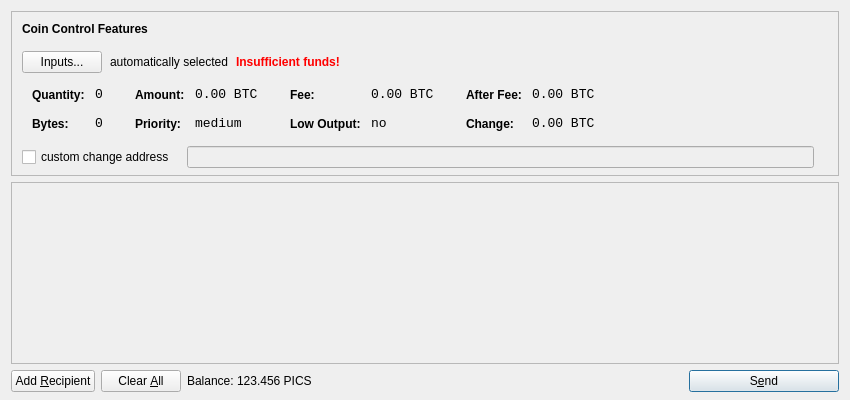
minblock/picscoin, file src/qt/forms/sendcoinsdialog.ui: the form before one commit.
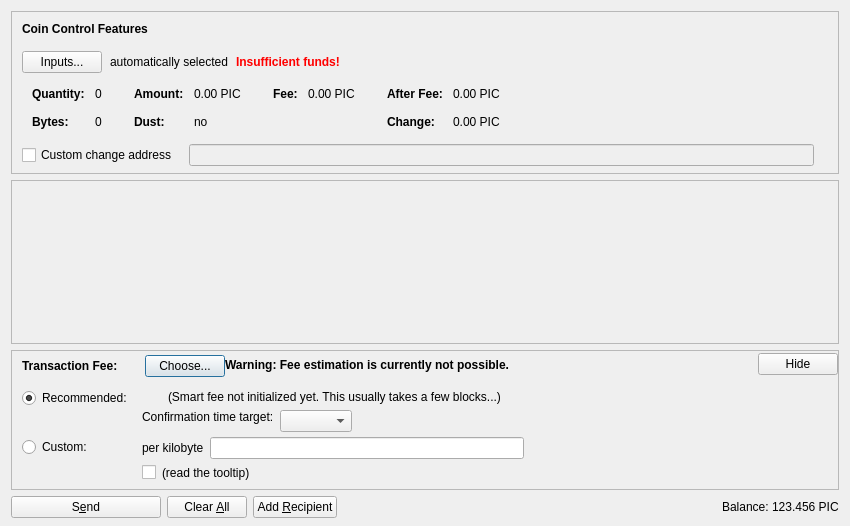
The form after the commit. Icons and pictures are not drawn. Custom widgets are drawn as their Qt base class.

```diff
--- a/src/qt/forms/sendcoinsdialog.ui
+++ b/src/qt/forms/sendcoinsdialog.ui
@@ -7,13 +7,13 @@
     <x>0</x>
     <y>0</y>
     <width>850</width>
-    <height>400</height>
+    <height>526</height>
    </rect>
   </property>
   <property name="windowTitle">
    <string>Send Coins</string>
   </property>
-  <layout class="QVBoxLayout" name="verticalLayout" stretch="0,1,0">
+  <layout class="QVBoxLayout" name="verticalLayout" stretch="0,1,0,0">
    <property name="bottomMargin">
     <number>8</number>
    </property>
@@ -39,7 +39,7 @@
      </property>
      <layout class="QVBoxLayout" name="verticalLayoutCoinControl2">
       <property name="spacing">
-       <number>-1</number>
+       <number>0</number>
       </property>
       <property name="leftMargin">
        <number>0</number>
@@ -109,6 +109,9 @@
             <property name="text">
              <string>Inputs...</string>
             </property>
+            <property name="autoDefault">
+             <bool>false</bool>
+            </property>
            </widget>
           </item>
           <item>
@@ -173,7 +176,16 @@
            <string notr="true"/>
           </property>
           <layout class="QHBoxLayout" name="horizontalLayoutCoinControl5">
-           <property name="margin">
+           <property name="leftMargin">
+            <number>0</number>
+           </property>
+           <property name="topMargin">
+            <number>0</number>
+           </property>
+           <property name="rightMargin">
+            <number>0</number>
+           </property>
+           <property name="bottomMargin">
             <number>0</number>
            </property>
            <item>
@@ -206,8 +218,11 @@
                </property>
                <item row="0" column="0">
                 <widget class="QLabel" name="labelCoinControlQuantityText">
-                 <property name="styleSheet">
-                  <string notr="true">font-weight:bold;</string>
+                 <property name="font">
+                  <font>
+                   <weight>75</weight>
+                   <bold>true</bold>
+                  </font>
                  </property>
                  <property name="text">
                   <string>Quantity:</string>
@@ -219,12 +234,6 @@
                </item>
                <item row="0" column="1">
                 <widget class="QLabel" name="labelCoinControlQuantity">
-                 <property name="font">
-                  <font>
-                   <family>Monospace</family>
-                   <pointsize>10</pointsize>
-                  </font>
-                 </property>
                  <property name="cursor">
                   <cursorShape>IBeamCursor</cursorShape>
                  </property>
@@ -244,8 +253,11 @@
                </item>
                <item row="1" column="0">
                 <widget class="QLabel" name="labelCoinControlBytesText">
-                 <property name="styleSheet">
-                  <string notr="true">font-weight:bold;</string>
+                 <property name="font">
+                  <font>
+                   <weight>75</weight>
+                   <bold>true</bold>
+                  </font>
                  </property>
                  <property name="text">
                   <string>Bytes:</string>
@@ -254,12 +266,6 @@
                </item>
                <item row="1" column="1">
                 <widget class="QLabel" name="labelCoinControlBytes">
-                 <property name="font">
-                  <font>
-                   <family>Monospace</family>
-                   <pointsize>10</pointsize>
-                  </font>
-                 </property>
                  <property name="cursor">
                   <cursorShape>IBeamCursor</cursorShape>
                  </property>
@@ -295,8 +301,11 @@
                </property>
                <item row="0" column="0">
                 <widget class="QLabel" name="labelCoinControlAmountText">
-                 <property name="styleSheet">
-                  <string notr="true">font-weight:bold;</string>
+                 <property name="font">
+                  <font>
+                   <weight>75</weight>
+                   <bold>true</bold>
+                  </font>
                  </property>
                  <property name="text">
                   <string>Amount:</string>
@@ -308,12 +317,6 @@
                </item>
                <item row="0" column="1">
                 <widget class="QLabel" name="labelCoinControlAmount">
-                 <property name="font">
-                  <font>
-                   <family>Monospace</family>
-                   <pointsize>10</pointsize>
-                  </font>
-                 </property>
                  <property name="cursor">
                   <cursorShape>IBeamCursor</cursorShape>
                  </property>
@@ -321,7 +324,7 @@
                   <enum>Qt::ActionsContextMenu</enum>
                  </property>
                  <property name="text">
-                  <string notr="true">0.00 BTC</string>
+                  <string notr="true">0.00 PIC</string>
                  </property>
                  <property name="textInteractionFlags">
                   <set>Qt::LinksAccessibleByMouse|Qt::TextSelectableByKeyboard|Qt::TextSelectableByMouse</set>
@@ -329,23 +332,20 @@
                 </widget>
                </item>
                <item row="1" column="0">
-                <widget class="QLabel" name="labelCoinControlPriorityText">
-                 <property name="styleSheet">
-                  <string notr="true">font-weight:bold;</string>
+                <widget class="QLabel" name="labelCoinControlLowOutputText">
+                 <property name="font">
+                  <font>
+                   <weight>75</weight>
+                   <bold>true</bold>
+                  </font>
                  </property>
                  <property name="text">
-                  <string>Priority:</string>
+                  <string>Dust:</string>
                  </property>
                 </widget>
                </item>
                <item row="1" column="1">
-                <widget class="QLabel" name="labelCoinControlPriority">
-                 <property name="font">
-                  <font>
-                   <family>Monospace</family>
-                   <pointsize>10</pointsize>
-                  </font>
-                 </property>
+                <widget class="QLabel" name="labelCoinControlLowOutput">
                  <property name="cursor">
                   <cursorShape>IBeamCursor</cursorShape>
                  </property>
@@ -353,7 +353,7 @@
                   <enum>Qt::ActionsContextMenu</enum>
                  </property>
                  <property name="text">
-                  <string>medium</string>
+                  <string notr="true">no</string>
                  </property>
                  <property name="textInteractionFlags">
                   <set>Qt::LinksAccessibleByMouse|Qt::TextSelectableByKeyboard|Qt::TextSelectableByMouse</set>
@@ -381,8 +381,11 @@
                </property>
                <item row="0" column="0">
                 <widget class="QLabel" name="labelCoinControlFeeText">
-                 <property name="styleSheet">
-                  <string notr="true">font-weight:bold;</string>
+                 <property name="font">
+                  <font>
+                   <weight>75</weight>
+                   <bold>true</bold>
+                  </font>
                  </property>
                  <property name="text">
                   <string>Fee:</string>
@@ -394,12 +397,6 @@
                </item>
                <item row="0" column="1">
                 <widget class="QLabel" name="labelCoinControlFee">
-                 <property name="font">
-                  <font>
-                   <family>Monospace</family>
-                   <pointsize>10</pointsize>
-                  </font>
-                 </property>
                  <property name="cursor">
                   <cursorShape>IBeamCursor</cursorShape>
                  </property>
@@ -407,39 +404,7 @@
                   <enum>Qt::ActionsContextMenu</enum>
                  </property>
                  <property name="text">
-                  <string notr="true">0.00 BTC</string>
-                 </property>
-                 <property name="textInteractionFlags">
-                  <set>Qt::LinksAccessibleByMouse|Qt::TextSelectableByKeyboard|Qt::TextSelectableByMouse</set>
-                 </property>
-                </widget>
-               </item>
-               <item row="1" column="0">
-                <widget class="QLabel" name="labelCoinControlLowOutputText">
-                 <property name="styleSheet">
-                  <string notr="true">font-weight:bold;</string>
-                 </property>
-                 <property name="text">
-                  <string>Low Output:</string>
-                 </property>
-                </widget>
-               </item>
-               <item row="1" column="1">
-                <widget class="QLabel" name="labelCoinControlLowOutput">
-                 <property name="font">
-                  <font>
-                   <family>Monospace</family>
-                   <pointsize>10</pointsize>
-                  </font>
-                 </property>
-                 <property name="cursor">
-                  <cursorShape>IBeamCursor</cursorShape>
-                 </property>
-                 <property name="contextMenuPolicy">
-                  <enum>Qt::ActionsContextMenu</enum>
-                 </property>
-                 <property name="text">
-                  <string>no</string>
+                  <string notr="true">0.00 PIC</string>
                  </property>
                  <property name="textInteractionFlags">
                   <set>Qt::LinksAccessibleByMouse|Qt::TextSelectableByKeyboard|Qt::TextSelectableByMouse</set>
@@ -467,8 +432,11 @@
                </property>
                <item row="0" column="0">
                 <widget class="QLabel" name="labelCoinControlAfterFeeText">
-                 <property name="styleSheet">
-                  <string notr="true">font-weight:bold;</string>
+                 <property name="font">
+                  <font>
+                   <weight>75</weight>
+                   <bold>true</bold>
+                  </font>
                  </property>
                  <property name="text">
                   <string>After Fee:</string>
@@ -480,12 +448,6 @@
                </item>
                <item row="0" column="1">
                 <widget class="QLabel" name="labelCoinControlAfterFee">
-                 <property name="font">
-                  <font>
-                   <family>Monospace</family>
-                   <pointsize>10</pointsize>
-                  </font>
-                 </property>
                  <property name="cursor">
                   <cursorShape>IBeamCursor</cursorShape>
                  </property>
@@ -493,7 +455,7 @@
                   <enum>Qt::ActionsContextMenu</enum>
                  </property>
                  <property name="text">
-                  <string notr="true">0.00 BTC</string>
+                  <string notr="true">0.00 PIC</string>
                  </property>
                  <property name="textInteractionFlags">
                   <set>Qt::LinksAccessibleByMouse|Qt::TextSelectableByKeyboard|Qt::TextSelectableByMouse</set>
@@ -502,8 +464,11 @@
                </item>
                <item row="1" column="0">
                 <widget class="QLabel" name="labelCoinControlChangeText">
-                 <property name="styleSheet">
-                  <string notr="true">font-weight:bold;</string>
+                 <property name="font">
+                  <font>
+                   <weight>75</weight>
+                   <bold>true</bold>
+                  </font>
                  </property>
                  <property name="text">
                   <string>Change:</string>
@@ -512,12 +477,6 @@
                </item>
                <item row="1" column="1">
                 <widget class="QLabel" name="labelCoinControlChange">
-                 <property name="font">
-                  <font>
-                   <family>Monospace</family>
-                   <pointsize>10</pointsize>
-                  </font>
-                 </property>
                  <property name="cursor">
                   <cursorShape>IBeamCursor</cursorShape>
                  </property>
@@ -525,7 +484,7 @@
                   <enum>Qt::ActionsContextMenu</enum>
                  </property>
                  <property name="text">
-                  <string notr="true">0.00 BTC</string>
+                  <string notr="true">0.00 PIC</string>
                  </property>
                  <property name="textInteractionFlags">
                   <set>Qt::LinksAccessibleByMouse|Qt::TextSelectableByKeyboard|Qt::TextSelectableByMouse</set>
@@ -555,13 +514,16 @@
           </property>
           <item>
            <widget class="QCheckBox" name="checkBoxCoinControlChange">
+            <property name="toolTip">
+             <string>If this is activated, but the change address is empty or invalid, change will be sent to a newly generated address.</string>
+            </property>
             <property name="text">
-             <string>custom change address</string>
+             <string>Custom change address</string>
             </property>
            </widget>
           </item>
           <item>
-           <widget class="QLineEdit" name="lineEditCoinControlChange">
+           <widget class="QValidatedLineEdit" name="lineEditCoinControlChange">
             <property name="enabled">
              <bool>false</bool>
             </property>
@@ -626,11 +588,20 @@
         <x>0</x>
         <y>0</y>
         <width>830</width>
-        <height>165</height>
+        <height>104</height>
        </rect>
       </property>
-      <layout class="QVBoxLayout" name="verticalLayout_2">
-       <property name="margin">
+      <layout class="QVBoxLayout" name="verticalLayout_2" stretch="0,1">
+       <property name="leftMargin">
+        <number>0</number>
+       </property>
+       <property name="topMargin">
+        <number>0</number>
+       </property>
+       <property name="rightMargin">
+        <number>0</number>
+       </property>
+       <property name="bottomMargin">
         <number>0</number>
        </property>
        <item>
@@ -657,23 +628,530 @@
      </widget>
     </widget>
    </item>
+   <item>
+    <widget class="QFrame" name="frameFee">
+     <property name="sizePolicy">
+      <sizepolicy hsizetype="Expanding" vsizetype="Expanding">
+       <horstretch>0</horstretch>
+       <verstretch>0</verstretch>
+      </sizepolicy>
+     </property>
+     <property name="maximumSize">
+      <size>
+       <width>16777215</width>
+       <height>16777215</height>
+      </size>
+     </property>
+     <property name="frameShape">
+      <enum>QFrame::StyledPanel</enum>
+     </property>
+     <property name="frameShadow">
+      <enum>QFrame::Sunken</enum>
+     </property>
+     <layout class="QVBoxLayout" name="verticalLayoutFee1">
+      <property name="spacing">
+       <number>0</number>
+      </property>
+      <property name="leftMargin">
+       <number>0</number>
+      </property>
+      <property name="topMargin">
+       <number>0</number>
+      </property>
+      <property name="rightMargin">
+       <number>0</number>
+      </property>
+      <property name="bottomMargin">
+       <number>0</number>
+      </property>
+      <item>
+       <layout class="QVBoxLayout" name="verticalLayoutFee2" stretch="0,0,0">
+        <property name="spacing">
+         <number>0</number>
+        </property>
+        <property name="leftMargin">
+         <number>10</number>
+        </property>
+        <property name="topMargin">
+         <number>0</number>
+        </property>
+        <item>
+         <layout class="QHBoxLayout" name="horizontalLayoutFee1">
+          <property name="bottomMargin">
+           <number>0</number>
+          </property>
+          <item>
+           <layout class="QVBoxLayout" name="verticalLayoutFee7">
+            <property name="spacing">
+             <number>0</number>
+            </property>
+            <item>
+             <spacer name="verticalSpacerSmartFee">
+              <property name="orientation">
+               <enum>Qt::Vertical</enum>
+              </property>
+              <property name="sizeType">
+               <enum>QSizePolicy::Fixed</enum>
+              </property>
+              <property name="sizeHint" stdset="0">
+               <size>
+                <width>1</width>
+                <height>4</height>
+               </size>
+              </property>
+             </spacer>
+            </item>
+            <item>
+             <layout class="QHBoxLayout" name="horizontalLayoutSmartFee">
+              <property name="spacing">
+               <number>10</number>
+              </property>
+              <item>
+               <widget class="QLabel" name="labelFeeHeadline">
+                <property name="sizePolicy">
+                 <sizepolicy hsizetype="Preferred" vsizetype="Maximum">
+                  <horstretch>0</horstretch>
+                  <verstretch>0</verstretch>
+                 </sizepolicy>
+                </property>
+                <property name="font">
+                 <font>
+                  <weight>75</weight>
+                  <bold>true</bold>
+                 </font>
+                </property>
+                <property name="styleSheet">
+                 <string notr="true">font-weight:bold;</string>
+                </property>
+                <property name="text">
+                 <string>Transaction Fee:</string>
+                </property>
+               </widget>
+              </item>
+              <item>
+               <widget class="QLabel" name="labelFeeMinimized">
+                <property name="text">
+                 <string/>
+                </property>
+               </widget>
+              </item>
+              <item>
+               <widget class="QPushButton" name="buttonChooseFee">
+                <property name="text">
+                 <string>Choose...</string>
+                </property>
+               </widget>
+              </item>
+             </layout>
+            </item>
+            <item>
+             <spacer name="verticalSpacer_5">
+              <property name="orientation">
+               <enum>Qt::Vertical</enum>
+              </property>
+              <property name="sizeHint" stdset="0">
+               <size>
+                <width>1</width>
+                <height>1</height>
+               </size>
+              </property>
+             </spacer>
+            </item>
+           </layout>
+          </item>
+          <item>
+           <widget class="QLabel" name="fallbackFeeWarningLabel">
+            <property name="toolTip">
+             <string>Using the fallbackfee can result in sending a transaction that will take several hours or days (or never) to confirm. Consider choosing your fee manually or wait until you have validated the complete chain.</string>
+            </property>
+            <property name="font">
+            <font>
+                <weight>75</weight>
+                <bold>true</bold>
+            </font>
+            </property>
+            <property name="text">
+             <string>Warning: Fee estimation is currently not possible.</string>
+            </property>
+            <property name="wordWrap">
+             <bool>false</bool>
+            </property>
+           </widget>
+          </item>
+          <item>
+           <spacer name="horizontalSpacer_4">
+            <property name="orientation">
+             <enum>Qt::Horizontal</enum>
+            </property>
+            <property name="sizeType">
+             <enum>QSizePolicy::MinimumExpanding</enum>
+            </property>
+            <property name="sizeHint" stdset="0">
+             <size>
+              <width>40</width>
+              <height>20</height>
+             </size>
+            </property>
+           </spacer>
+          </item>
+          <item>
+           <widget class="QPushButton" name="buttonMinimizeFee">
+            <property name="toolTip">
+             <string>collapse fee-settings</string>
+            </property>
+            <property name="text">
+             <string>Hide</string>
+            </property>
+           </widget>
+          </item>
+         </layout>
+        </item>
+        <item>
+         <widget class="QFrame" name="frameFeeSelection">
+          <layout class="QVBoxLayout" name="verticalLayoutFee12">
+           <property name="spacing">
+            <number>0</number>
+           </property>
+           <property name="leftMargin">
+            <number>0</number>
+           </property>
+           <property name="topMargin">
+            <number>0</number>
+           </property>
+           <property name="rightMargin">
+            <number>0</number>
+           </property>
+           <property name="bottomMargin">
+            <number>0</number>
+           </property>
+           <item>
+            <layout class="QGridLayout" name="gridLayoutFee">
+             <property name="topMargin">
+              <number>10</number>
+             </property>
+             <property name="bottomMargin">
+              <number>4</number>
+             </property>
+             <property name="horizontalSpacing">
+              <number>10</number>
+             </property>
+             <property name="verticalSpacing">
+              <number>4</number>
+             </property>
+             <item row="1" column="1">
+              <layout class="QVBoxLayout" name="verticalLayoutFee8">
+               <property name="spacing">
+                <number>6</number>
+               </property>
+               <item>
+                <layout class="QHBoxLayout" name="horizontalLayoutFee13">
+                 <item>
+                  <widget class="QLabel" name="labelCustomPerKilobyte">
+                   <property name="toolTip">
+                    <string>If the custom fee is set to 1000 satoshis and the transaction is only 250 bytes, then &quot;per kilobyte&quot; only pays 250 satoshis in fee, while &quot;total at least&quot; pays 1000 satoshis. For transactions bigger than a kilobyte both pay by kilobyte.</string>
+                   </property>
+                   <property name="text">
+                    <string>per kilobyte</string>
+                   </property>
+                  </widget>
+                 </item>
+                 <item>
+                  <widget class="BitcoinAmountField" name="customFee"/>
+                 </item>
+                 <item>
+                  <spacer name="horizontalSpacer_6">
+                   <property name="orientation">
+                    <enum>Qt::Horizontal</enum>
+                   </property>
+                   <property name="sizeHint" stdset="0">
+                    <size>
+                     <width>1</width>
+                     <height>1</height>
+                    </size>
+                   </property>
+                  </spacer>
+                 </item>
+                </layout>
+               </item>
+               <item>
+                <layout class="QHBoxLayout" name="horizontalLayoutFee8">
+                 <item>
+                  <widget class="QCheckBox" name="checkBoxMinimumFee">
+                   <property name="toolTip">
+                    <string>Paying only the minimum fee is just fine as long as there is less transaction volume than space in the blocks. But be aware that this can end up in a never confirming transaction once there is more demand for picscoin transactions than the network can process.</string>
+                   </property>
+                   <property name="text">
+                    <string/>
+                   </property>
+                  </widget>
+                 </item>
+                 <item>
+                  <widget class="QLabel" name="labelMinFeeWarning">
+                   <property name="enabled">
+                    <bool>true</bool>
+                   </property>
+                   <property name="toolTip">
+                    <string>Paying only the minimum fee is just fine as long as there is less transaction volume than space in the blocks. But be aware that this can end up in a never confirming transaction once there is more demand for picscoin transactions than the network can process.</string>
+                   </property>
+                   <property name="text">
+                    <string>(read the tooltip)</string>
+                   </property>
+                   <property name="margin">
+                    <number>5</number>
+                   </property>
+                  </widget>
+                 </item>
+                 <item>
+                  <spacer name="horizontalSpacer_2">
+                   <property name="orientation">
+                    <enum>Qt::Horizontal</enum>
+                   </property>
+                   <property name="sizeHint" stdset="0">
+                    <size>
+                     <width>1</width>
+                     <height>1</height>
+                    </size>
+                   </property>
+                  </spacer>
+                 </item>
+                </layout>
+               </item>
+              </layout>
+             </item>
+             <item row="0" column="0">
+              <layout class="QVBoxLayout" name="verticalLayoutFee4" stretch="0,1">
+               <item>
+                <widget class="QRadioButton" name="radioSmartFee">
+                 <property name="text">
+                  <string>Recommended:</string>
+                 </property>
+                 <property name="checked">
+                  <bool>true</bool>
+                 </property>
+                 <attribute name="buttonGroup">
+                  <string notr="true">groupFee</string>
+                 </attribute>
+                </widget>
+               </item>
+               <item>
+                <spacer name="verticalSpacer_2">
+                 <property name="orientation">
+                  <enum>Qt::Vertical</enum>
+                 </property>
+                 <property name="sizeHint" stdset="0">
+                  <size>
+                   <width>1</width>
+                   <height>1</height>
+                  </size>
+                 </property>
+                </spacer>
+               </item>
+              </layout>
+             </item>
+             <item row="1" column="0">
+              <layout class="QVBoxLayout" name="verticalLayoutFee9" stretch="0,1">
+               <item>
+                <widget class="QRadioButton" name="radioCustomFee">
+                 <property name="text">
+                  <string>Custom:</string>
+                 </property>
+                 <attribute name="buttonGroup">
+                  <string notr="true">groupFee</string>
+                 </attribute>
+                </widget>
+               </item>
+               <item>
+                <spacer name="verticalSpacer_6">
+                 <property name="orientation">
+                  <enum>Qt::Vertical</enum>
+                 </property>
+                 <property name="sizeHint" stdset="0">
+                  <size>
+                   <width>1</width>
+                   <height>1</height>
+                  </size>
+                 </property>
+                </spacer>
+               </item>
+              </layout>
+             </item>
+             <item row="0" column="1">
+              <layout class="QVBoxLayout" name="verticalLayoutFee3" stretch="0,0,1">
+               <property name="spacing">
+                <number>6</number>
+               </property>
+               <property name="topMargin">
+                <number>2</number>
+               </property>
+               <item>
+                <layout class="QHBoxLayout" name="horizontalLayoutFee12">
+                 <item>
+                  <widget class="QLabel" name="labelSmartFee">
+                   <property name="text">
+                    <string/>
+                   </property>
+                   <property name="margin">
+                    <number>2</number>
+                   </property>
+                  </widget>
+                 </item>
+                 <item>
+                  <widget class="QLabel" name="labelFeeEstimation">
+                   <property name="text">
+                    <string/>
+                   </property>
+                  </widget>
+                 </item>
+                 <item>
+                  <widget class="QLabel" name="labelSmartFee2">
+                   <property name="text">
+                    <string>(Smart fee not initialized yet. This usually takes a few blocks...)</string>
+                   </property>
+                   <property name="margin">
+                    <number>2</number>
+                   </property>
+                  </widget>
+                 </item>
+                 <item>
+                  <spacer name="horizontalSpacer_5">
+                   <property name="orientation">
+                    <enum>Qt::Horizontal</enum>
+                   </property>
+                   <property name="sizeHint" stdset="0">
+                    <size>
+                     <width>1</width>
+                     <height>1</height>
+                    </size>
+                   </property>
+                  </spacer>
+                 </item>
+                </layout>
+               </item>
+               <item>
+                <layout class="QHBoxLayout" name="horizontalLayoutFee9">
+                 <item>
+                  <layout class="QVBoxLayout" name="verticalLayoutFee6">
+                   <item>
+                    <widget class="QLabel" name="labelSmartFee3">
+                     <property name="text">
+                      <string>Confirmation time target:</string>
+                     </property>
+                     <property name="margin">
+                      <number>2</number>
+                     </property>
+                    </widget>
+                   </item>
+                   <item>
+                    <spacer name="verticalSpacer_3">
+                     <property name="orientation">
+                      <enum>Qt::Vertical</enum>
+                     </property>
+                     <property name="sizeHint" stdset="0">
+                      <size>
+                       <width>1</width>
+                       <height>1</height>
+                      </size>
+                     </property>
+                    </spacer>
+                   </item>
+                  </layout>
+                 </item>
+                 <item>
+                  <layout class="QVBoxLayout" name="verticalLayoutFee5">
+                   <property name="rightMargin">
+                    <number>30</number>
+                   </property>
+                   <item>
+                    <layout class="QHBoxLayout" name="horizontalLayoutConfTarget">
+                     <property name="bottomMargin">
+                      <number>0</number>
+                     </property>
+                     <item>
+                      <widget class="QComboBox" name="confTargetSelector"/>
+                     </item>
+                     <item>
+                      <spacer name="horizontalSpacerConfTarget">
+                       <property name="orientation">
+                        <enum>Qt::Horizontal</enum>
+                       </property>
+                       <property name="sizeHint" stdset="0">
+                        <size>
+                         <width>40</width>
+                         <height>20</height>
+                        </size>
+                       </property>
+                      </spacer>
+                     </item>
+                    </layout>
+                   </item>
+                  </layout>
+                 </item>
+                </layout>
+               </item>
+               <item>
+                <spacer name="verticalSpacer_4">
+                 <property name="orientation">
+                  <enum>Qt::Vertical</enum>
+                 </property>
+                 <property name="sizeHint" stdset="0">
+                  <size>
+                   <width>1</width>
+                   <height>1</height>
+                  </size>
+                 </property>
+                </spacer>
+               </item>
+              </layout>
+             </item>
+            </layout>
+           </item>
+          </layout>
+         </widget>
+        </item>
+        <item>
+         <spacer name="verticalSpacerFee">
+          <property name="orientation">
+           <enum>Qt::Vertical</enum>
+          </property>
+          <property name="sizeHint" stdset="0">
+           <size>
+            <width>40</width>
+            <height>5</height>
+           </size>
+          </property>
+         </spacer>
+        </item>
+       </layout>
+      </item>
+     </layout>
+    </widget>
+   </item>
    <item>
     <layout class="QHBoxLayout" name="horizontalLayout">
      <item>
-      <widget class="QPushButton" name="addButton">
+      <widget class="QPushButton" name="sendButton">
+       <property name="minimumSize">
+        <size>
+         <width>150</width>
+         <height>0</height>
+        </size>
+       </property>
        <property name="toolTip">
-        <string>Send to multiple recipients at once</string>
+        <string>Confirm the send action</string>
        </property>
        <property name="text">
-        <string>Add &amp;Recipient</string>
+        <string>S&amp;end</string>
        </property>
        <property name="icon">
         <iconset resource="../bitcoin.qrc">
-         <normaloff>:/icons/add</normaloff>:/icons/add</iconset>
+         <normaloff>:/icons/send</normaloff>:/icons/send</iconset>
        </property>
        <property name="autoDefault">
         <bool>false</bool>
        </property>
+       <property name="default">
+        <bool>false</bool>
+       </property>
       </widget>
      </item>
      <item>
@@ -685,7 +1163,7 @@
         </sizepolicy>
        </property>
        <property name="toolTip">
-        <string>Remove all transaction fields</string>
+        <string>Clear all fields of the form.</string>
        </property>
        <property name="text">
         <string>Clear &amp;All</string>
@@ -694,14 +1172,41 @@
         <iconset resource="../bitcoin.qrc">
          <normaloff>:/icons/remove</normaloff>:/icons/remove</iconset>
        </property>
-       <property name="autoRepeatDelay">
-        <number>300</number>
+       <property name="autoDefault">
+        <bool>false</bool>
        </property>
+      </widget>
+     </item>
+     <item>
+      <widget class="QPushButton" name="addButton">
+       <property name="toolTip">
+        <string>Send to multiple recipients at once</string>
+       </property>
+       <property name="text">
+        <string>Add &amp;Recipient</string>
+       </property>
+       <property name="icon">
+        <iconset resource="../bitcoin.qrc">
+         <normaloff>:/icons/add</normaloff>:/icons/add</iconset>
+       </property>
        <property name="autoDefault">
         <bool>false</bool>
        </property>
       </widget>
      </item>
+     <item>
+      <spacer name="horizontalSpacer">
+       <property name="orientation">
+        <enum>Qt::Horizontal</enum>
+       </property>
+       <property name="sizeHint" stdset="0">
+        <size>
+         <width>40</width>
+         <height>20</height>
+        </size>
+       </property>
+      </spacer>
+     </item>
      <item>
       <layout class="QHBoxLayout" name="horizontalLayout_2">
        <property name="spacing">
@@ -709,6 +1214,12 @@
        </property>
        <item>
         <widget class="QLabel" name="label">
+         <property name="sizePolicy">
+          <sizepolicy hsizetype="Preferred" vsizetype="Fixed">
+           <horstretch>0</horstretch>
+           <verstretch>0</verstretch>
+          </sizepolicy>
+         </property>
          <property name="text">
           <string>Balance:</string>
          </property>
@@ -716,11 +1227,17 @@
        </item>
        <item>
         <widget class="QLabel" name="labelBalance">
+         <property name="sizePolicy">
+          <sizepolicy hsizetype="Preferred" vsizetype="Fixed">
+           <horstretch>0</horstretch>
+           <verstretch>0</verstretch>
+          </sizepolicy>
+         </property>
          <property name="cursor">
           <cursorShape>IBeamCursor</cursorShape>
          </property>
          <property name="text">
-          <string>123.456 PICS</string>
+          <string notr="true">123.456 PIC</string>
          </property>
          <property name="textInteractionFlags">
           <set>Qt::LinksAccessibleByMouse|Qt::TextSelectableByKeyboard|Qt::TextSelectableByMouse</set>
@@ -729,46 +1246,23 @@
        </item>
       </layout>
      </item>
-     <item>
-      <spacer name="horizontalSpacer">
-       <property name="orientation">
-        <enum>Qt::Horizontal</enum>
-       </property>
-       <property name="sizeHint" stdset="0">
-        <size>
-         <width>40</width>
-         <height>20</height>
-        </size>
-       </property>
-      </spacer>
-     </item>
-     <item>
-      <widget class="QPushButton" name="sendButton">
-       <property name="minimumSize">
-        <size>
-         <width>150</width>
-         <height>0</height>
-        </size>
-       </property>
-       <property name="toolTip">
-        <string>Confirm the send action</string>
-       </property>
-       <property name="text">
-        <string>S&amp;end</string>
-       </property>
-       <property name="icon">
-        <iconset resource="../bitcoin.qrc">
-         <normaloff>:/icons/send</normaloff>:/icons/send</iconset>
-       </property>
-       <property name="default">
-        <bool>true</bool>
-       </property>
-      </widget>
-     </item>
     </layout>
    </item>
   </layout>
  </widget>
+ <customwidgets>
+  <customwidget>
+   <class>QValidatedLineEdit</class>
+   <extends>QLineEdit</extends>
+   <header>qt/qvalidatedlineedit.h</header>
+  </customwidget>
+  <customwidget>
+   <class>BitcoinAmountField</class>
+   <extends>QLineEdit</extends>
+   <header>qt/bitcoinamountfield.h</header>
+   <container>1</container>
+  </customwidget>
+ </customwidgets>
  <resources>
   <include location="../bitcoin.qrc"/>
  </resources>
```
Left out of the diff: 3 changed lines with no effect on the pictures.
